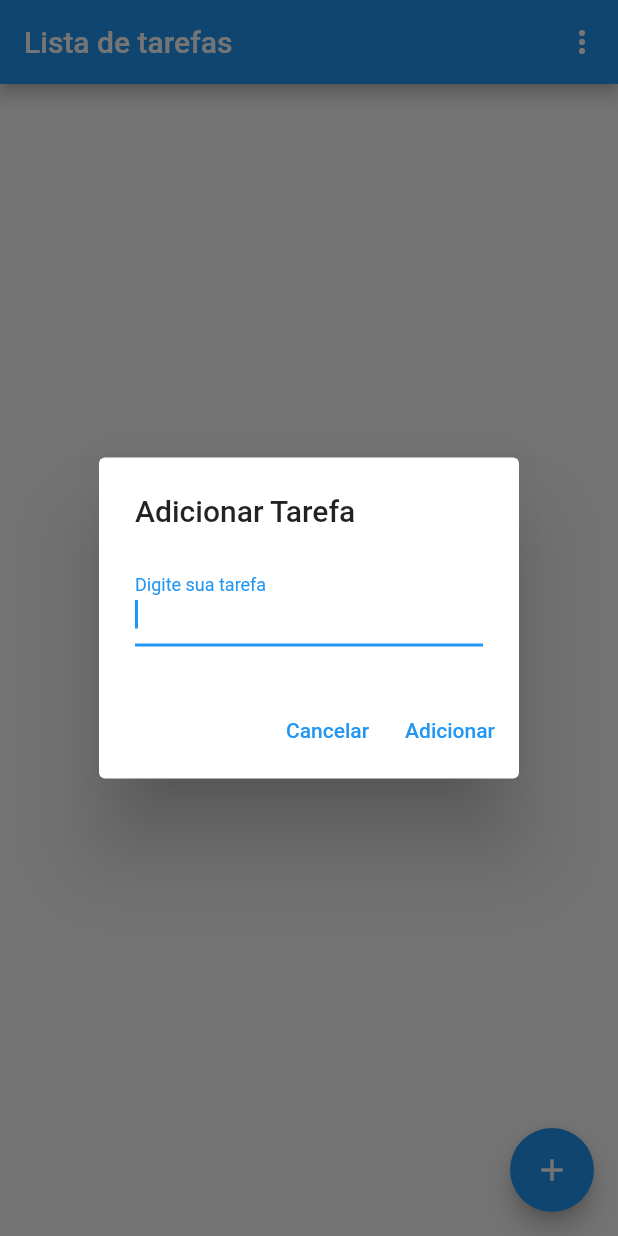
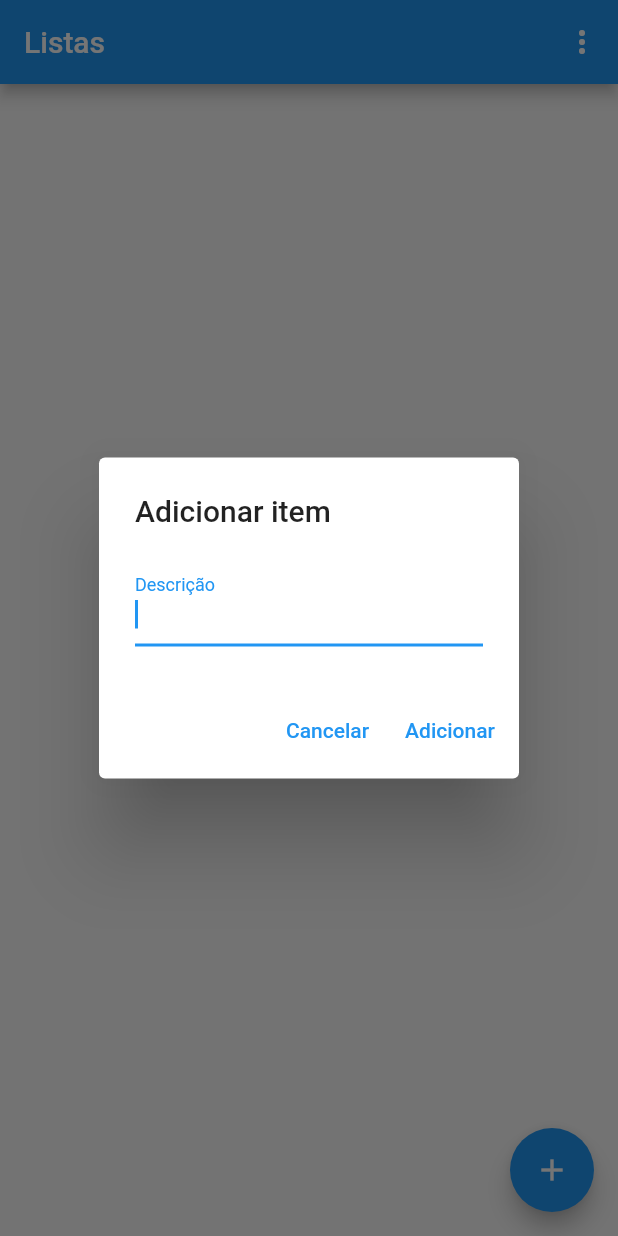
Before and after one commit to Hacerfak/flutter-todo-app, a Flutter app: the screen it shows after launch, after a tap on the "add" icon, on a phone screen of 412 x 824 dp. Run offline on Flutter 3.47's test engine with Material 2 defaults, Android fonts, the phone set to English and light mode, and no system bars.

Commit message:
Ajustes de textos e descrições

```diff
--- a/lib/main.dart
+++ b/lib/main.dart
@@ -4,7 +4,7 @@ import 'package:todo/models/Home.dart';
 void main() => runApp(
       const MaterialApp(
         home: Home(),
-        title: "Lista de Tarefas",
+        title: "Listas",
         debugShowCheckedModeBanner: false,
       ),
     );
--- a/lib/models/Home.dart
+++ b/lib/models/Home.dart
@@ -104,8 +104,8 @@ class _HomeState extends State<Home> {
           context: context,
           builder: (context) {
             return AlertDialog(
-              title: const Text("Excluir Tarefa"),
-              content: Text("Deseja excluir a tarefa '$tituloExluido' ?"),
+              title: const Text("Excluir item"),
+              content: Text("Deseja excluir o item '$tituloExluido' ?"),
               actions: <Widget>[
                 TextButton(
                   child: const Text("Cancelar"),
@@ -172,11 +172,10 @@ class _HomeState extends State<Home> {
             context: context,
             builder: (context) {
               return AlertDialog(
-                title: const Text("Editar Tarefa"),
+                title: const Text("Editar item"),
                 content: TextField(
                   controller: _controllerTarefa,
-                  decoration:
-                      const InputDecoration(labelText: "Ajuste sua tarefa"),
+                  decoration: const InputDecoration(labelText: "Descrição"),
                   autofocus: true,
                 ),
                 actions: <Widget>[
@@ -216,8 +215,8 @@ class _HomeState extends State<Home> {
           context: context,
           builder: (context) {
             return AlertDialog(
-              title: const Text('Excluir tarefas'),
-              content: const Text('Deseja excluir todas as tarefas?'),
+              title: const Text('Excluir itens'),
+              content: const Text('Deseja excluir todos os itens?'),
               actions: [
                 TextButton(
                   onPressed: () => Navigator.pop(context),
@@ -243,7 +242,7 @@ class _HomeState extends State<Home> {
       case 1:
         showAboutDialog(
           context: context,
-          applicationName: 'Lista de Tarefas',
+          applicationName: 'Listas',
           applicationVersion: '1.2.0',
           applicationIcon: const Icon(Icons.info),
           applicationLegalese: 'Criado por: Eder Gross Cichelero',
@@ -261,14 +260,14 @@ class _HomeState extends State<Home> {
 
     return Scaffold(
       appBar: AppBar(
-        title: const Text("Lista de tarefas"),
+        title: const Text("Listas"),
         actions: [
           PopupMenuButton<int>(
             onSelected: (value) => _escolha(context, value),
             itemBuilder: (context) => [
               const PopupMenuItem<int>(
                 value: 0,
-                child: Text('Excluir tarefas'),
+                child: Text('Excluir itens'),
               ),
               const PopupMenuItem<int>(
                 value: 1,
@@ -288,11 +287,10 @@ class _HomeState extends State<Home> {
             context: context,
             builder: (context) {
               return AlertDialog(
-                title: const Text("Adicionar Tarefa"),
+                title: const Text("Adicionar item"),
                 content: TextField(
                   controller: _controllerTarefa,
-                  decoration:
-                      const InputDecoration(labelText: "Digite sua tarefa"),
+                  decoration: const InputDecoration(labelText: "Descrição"),
                   autofocus: true,
                 ),
                 actions: <Widget>[
--- a/pubspec.yaml
+++ b/pubspec.yaml
@@ -15,7 +15,7 @@ publish_to: 'none' # Remove this line if you wish to publish to pub.dev
 # In iOS, build-name is used as CFBundleShortVersionString while build-number used as CFBundleVersion.
 # Read more about iOS versioning at
 # https://developer.apple.com/library/archive/documentation/General/Reference/InfoPlistKeyReference/Articles/CoreFoundationKeys.html
-version: 1.0.0+1
+version: 1.2.0+3
 
 environment:
   sdk: ">=2.15.1 <3.0.0"
```
